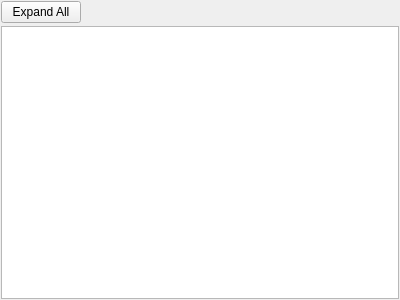
The window that src/ves/conductor/qt/TreeTab.ui (multitudinous/ve-suite) describes before a commit, drawn with Qt 5.
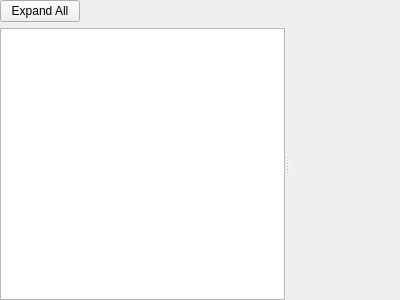
The same window after the commit. Custom widgets are drawn as their Qt base class.

Commit message: File dialog should now close immediately upon file selection. CADTree gets populated at file load, and selecting a DCS in CADTree highlights the associated geometry.

Patch:
```diff
--- a/src/ves/conductor/qt/TreeTab.ui
+++ b/src/ves/conductor/qt/TreeTab.ui
@@ -13,12 +13,9 @@
   <property name="windowTitle">
    <string>Form</string>
   </property>
-  <layout class="QVBoxLayout" name="verticalLayout" stretch="0,1">
-   <property name="spacing">
-    <number>3</number>
-   </property>
+  <layout class="QVBoxLayout" name="verticalLayout">
    <property name="margin">
-    <number>1</number>
+    <number>0</number>
    </property>
    <item>
     <layout class="QHBoxLayout" name="horizontalLayout" stretch="0,1">
@@ -45,10 +42,28 @@
     </layout>
    </item>
    <item>
-    <widget class="QTreeView" name="mTreeView"/>
+    <widget class="QSplitter" name="splitter">
+     <property name="orientation">
+      <enum>Qt::Horizontal</enum>
+     </property>
+     <widget class="QTreeView" name="mTreeView">
+      <property name="editTriggers">
+       <set>QAbstractItemView::NoEditTriggers</set>
+      </property>
+     </widget>
+     <widget class="ves::conductor::GenericPropertyBrowser" name="cadPropertyBrowser" native="true"/>
+    </widget>
    </item>
   </layout>
  </widget>
+ <customwidgets>
+  <customwidget>
+   <class>ves::conductor::GenericPropertyBrowser</class>
+   <extends>QWidget</extends>
+   <header>ves/conductor/qt/propertyBrowser/GenericPropertyBrowser.h</header>
+   <container>1</container>
+  </customwidget>
+ </customwidgets>
  <resources/>
  <connections>
   <connection>
```
The commit also changes 3 other files.
